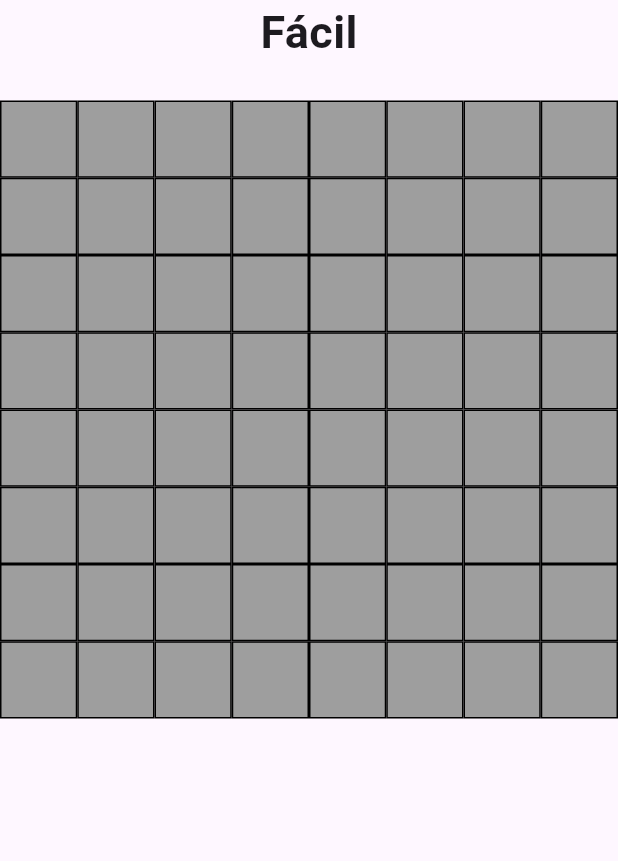
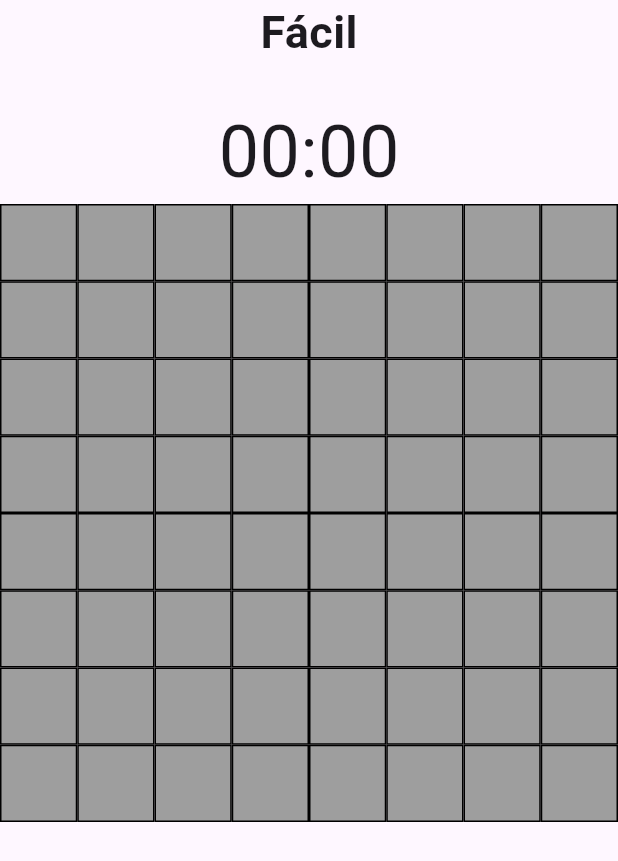
Before and after one commit to RodrigoUchoa001/campo-minado, a Flutter app: the TelaDeJogo screen opened directly, on a phone screen of 412 x 824 dp. Shown: the top 861 px of the screen. Run offline on Flutter 3.47's test engine with Material 2 defaults, Android fonts, the phone set to English and light mode, and no system bars; our stand-ins replace font_awesome_flutter.

Commit message:
tela exibindo cronometro

```diff
--- a/lib/ui/screens/tela_de_jogo.dart
+++ b/lib/ui/screens/tela_de_jogo.dart
@@ -2,6 +2,7 @@ import 'package:campo_minado_flutter/exceptions/bandeira_em_zona_descoberta_exce
 import 'package:campo_minado_flutter/exceptions/descobrir_zona_com_bandeira_exception.dart';
 import 'package:campo_minado_flutter/exceptions/dificuldade_escolhida_invalidada_excepcion.dart';
 import 'package:campo_minado_flutter/models/campo_minado.dart';
+import 'package:campo_minado_flutter/models/cronometro.dart';
 import 'package:campo_minado_flutter/ui/screens/tela_de_escolha_de_dificuldade.dart';
 import 'package:campo_minado_flutter/ui/widgets/zona_widget.dart';
 import 'package:flutter/material.dart';
@@ -16,11 +17,16 @@ class TelaDeJogo extends StatefulWidget {
 
 class _TelaDeJogoState extends State<TelaDeJogo> {
   late CampoMinado campoMinado;
+  final cronometro = Cronometro();
 
   @override
   void initState() {
     super.initState();
     campoMinado = CampoMinado(widget.dificuldade);
+    cronometro.elapsedTimeStream.listen((elapsedTime) {
+      setState(
+          () {}); // Atualize a interface do usuário quando o stream notificar mudanças
+    });
   }
 
   String getNomeDaDificuldade(int dificuldade) {
@@ -38,6 +44,7 @@ class _TelaDeJogoState extends State<TelaDeJogo> {
   }
 
   void mostrarMsgDeFimDeJogo(bool vitoria) {
+    cronometro.stop(); // Pare o cronômetro
     showDialog(
       context: context,
       builder: (context) {
@@ -80,6 +87,23 @@ class _TelaDeJogoState extends State<TelaDeJogo> {
                       )
                     : Container(),
                 const SizedBox(height: 24),
+                StreamBuilder<Duration>(
+                  stream: cronometro.elapsedTimeStream,
+                  builder: (context, snapshot) {
+                    if (snapshot.connectionState == ConnectionState.active) {
+                      final elapsed = snapshot.data;
+                      return Text(
+                        '${elapsed?.inMinutes.remainder(60).toString().padLeft(2, '0')}:${elapsed?.inSeconds.remainder(60).toString().padLeft(2, '0')}',
+                        style: const TextStyle(fontSize: 48.0),
+                      );
+                    } else {
+                      return const Text(
+                        '00:00',
+                        style: TextStyle(fontSize: 48.0),
+                      );
+                    }
+                  },
+                ),
                 GridView.builder(
                   shrinkWrap: true,
                   gridDelegate: SliverGridDelegateWithFixedCrossAxisCount(
@@ -95,6 +119,9 @@ class _TelaDeJogoState extends State<TelaDeJogo> {
                     return GestureDetector(
                       onTap: () {
                         setState(() {
+                          if (!cronometro.isRunning) {
+                            cronometro.start(); // Inicie o cronômetro
+                          }
                           try {
                             if (zona.status == 0) {
                               if (zona.temBomba) {
```
